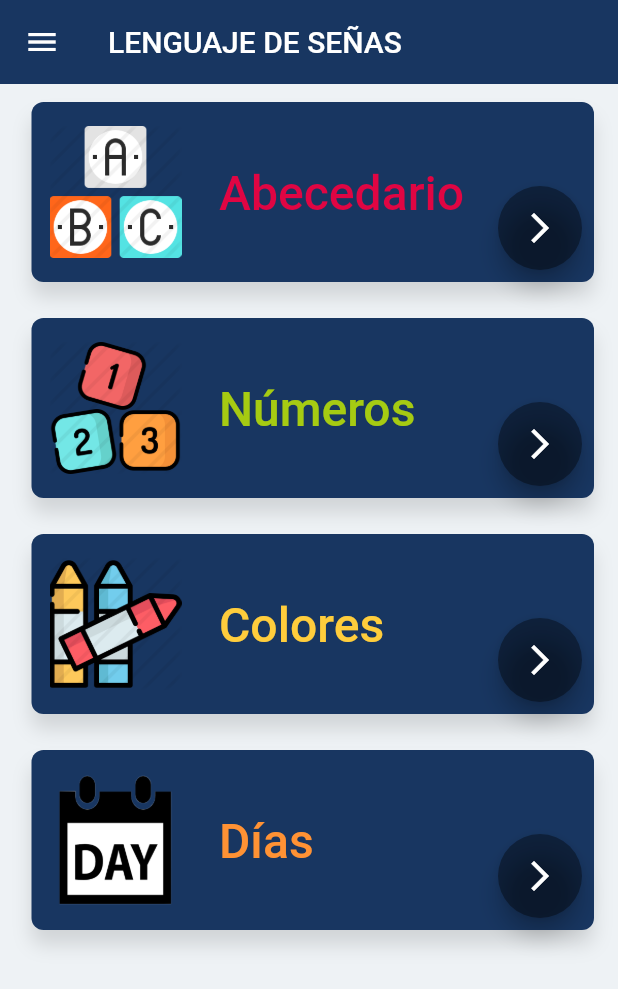
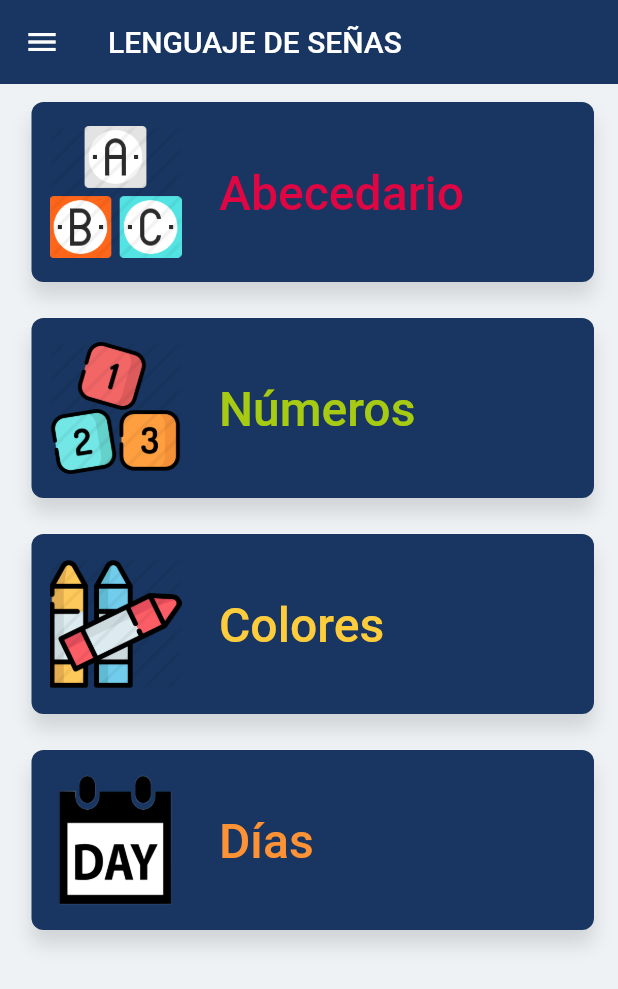
Before and after one commit to DSCarolina/SignLanguageApp, a Flutter app: the screen it shows after launch, on a phone screen of 412 x 824 dp. Shown: the top 989 px of the screen. Run offline on Flutter 3.47's test engine with Material 2 defaults, Android fonts, the light colour scheme and no system bars.

Commit message:
changing card_home

```diff
--- a/lib/widgets/card_home.dart
+++ b/lib/widgets/card_home.dart
@@ -48,26 +48,8 @@ class CustomCard extends StatelessWidget {
       ],
     ),
   );
-  final cardArrowFab = Positioned(
-      bottom: paddingSize,
-      right: paddingSize,
-      child: FloatingActionButton(
-        heroTag: "fab1_$mTitle",
-        backgroundColor: Colors.black38,
-        onPressed: (){
-            Navigator.push(
-            context,
-              MaterialPageRoute(builder: (context) => WindowScreen(mId,mTitle, mFilter)),
-            );
-        },
-        child: Icon(
-          Icons.arrow_forward_ios,
-          color: Colors.white,
-        ),
-      ),
-    );
-
-  return Container(
+return InkWell(
+child: Container(
          height: 120.0,
       margin: const EdgeInsets.symmetric(
          vertical: 12.0,
@@ -82,10 +64,14 @@ class CustomCard extends StatelessWidget {
                   left: mPaddingCard2,
                   child: CustomText(mTitle, mFilter, mTitleSize),
                 ),
-                cardArrowFab
+
                ]
-  ));
-
+  )
+  ),
+  onTap: (){
+    Navigator.push(context,MaterialPageRoute(builder: (context) =>  WindowScreen(mId,mTitle, mFilter)));
+  }
+);
 
   }
 }
```
